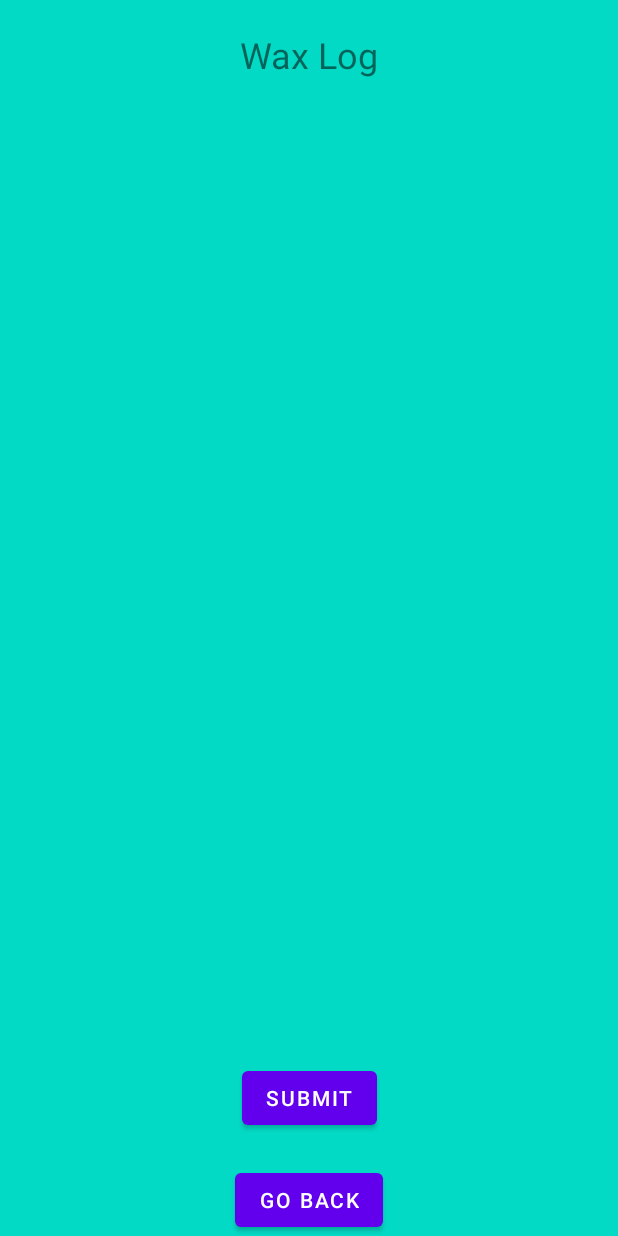
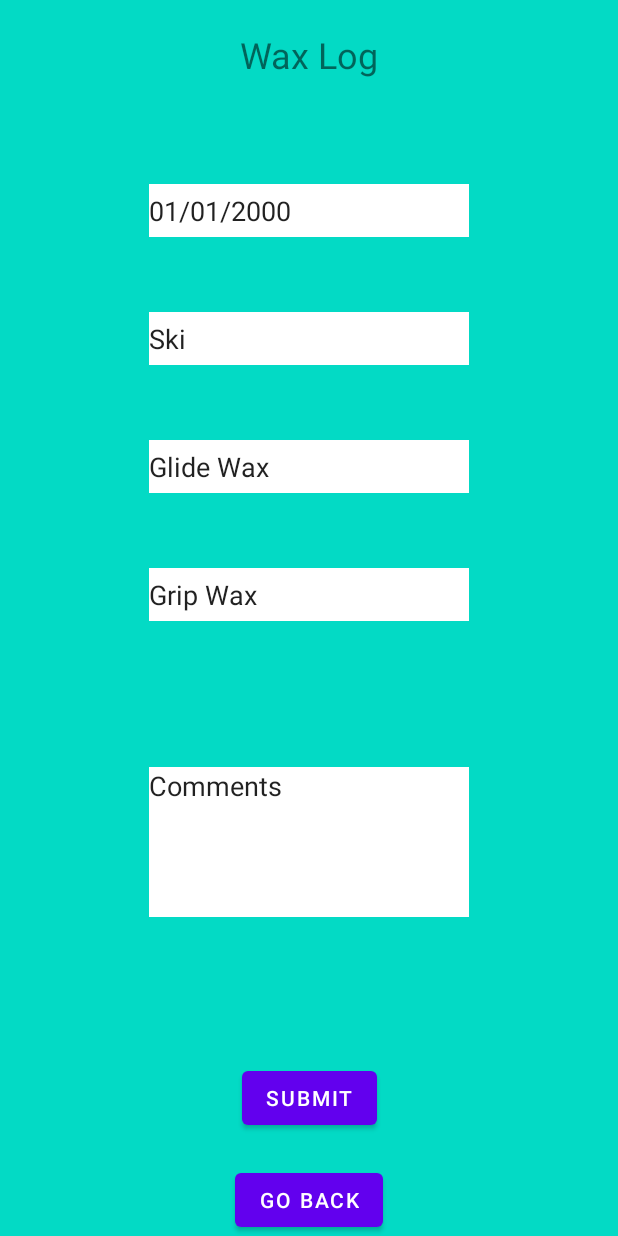
Before and after one commit to ALentini222/COMP3025Assignment, an Android app: the layout activity_log_wax.xml on its own in the app's theme, with its tools: preview values and no code run, on a phone screen of 412 x 824 dp. Run offline under Robolectric (Android 15) with nearby library versions, the phone set to English and light mode, and no system bars.

Commit message:
Fixed Activities

```diff
--- a/app/src/main/AndroidManifest.xml
+++ b/app/src/main/AndroidManifest.xml
@@ -10,6 +10,18 @@
         android:supportsRtl="true"
         android:theme="@style/Theme.COMP3025ASSIGNMENT">
         <activity
+            android:name=".WeatherButtonActivity"
+            android:exported="false" />
+        <activity
+            android:name=".DetailedWeatherActivity"
+            android:exported="false" />
+        <activity
+            android:name=".DetailedWaxLogActivity"
+            android:exported="false" />
+        <activity
+            android:name=".LogWaxActivity"
+            android:exported="false" />
+        <activity
             android:name=".MainActivity"
             android:exported="true">
             <intent-filter>
--- a/app/src/main/java/com/lakehead1141007/comp3025assignment/DetailedWaxLogActivity.kt
+++ b/app/src/main/java/com/lakehead1141007/comp3025assignment/DetailedWaxLogActivity.kt
@@ -1,15 +1,13 @@
 package com.lakehead1141007.comp3025assignment
 
+import androidx.appcompat.app.AppCompatActivity
 import android.os.Bundle
-import androidx.appcompat.app.AppCompatActivity
 import com.lakehead1141007.comp3025assignment.databinding.ActivityDetailedWaxLogBinding
 
-class DetailedWaxLogActivity: AppCompatActivity() {
+class DetailedWaxLogActivity : AppCompatActivity() {
     private lateinit var binding : ActivityDetailedWaxLogBinding
-
     override fun onCreate(savedInstanceState: Bundle?) {
         super.onCreate(savedInstanceState)
-
         setContentView(R.layout.activity_detailed_wax_log)
     }
 }
--- a/app/src/main/java/com/lakehead1141007/comp3025assignment/DetailedWeatherActivity.kt
+++ b/app/src/main/java/com/lakehead1141007/comp3025assignment/DetailedWeatherActivity.kt
@@ -1,12 +1,11 @@
 package com.lakehead1141007.comp3025assignment
 
+import androidx.appcompat.app.AppCompatActivity
 import android.os.Bundle
-import androidx.appcompat.app.AppCompatActivity
 import com.lakehead1141007.comp3025assignment.databinding.ActivityDetailedWeatherBinding
 
-class DetailedWeatherActivity: AppCompatActivity() {
+class DetailedWeatherActivity : AppCompatActivity() {
     private lateinit var binding: ActivityDetailedWeatherBinding
-
     override fun onCreate(savedInstanceState: Bundle?) {
         super.onCreate(savedInstanceState)
         setContentView(R.layout.activity_detailed_weather)
--- a/app/src/main/java/com/lakehead1141007/comp3025assignment/WeatherButtonActivity.kt
+++ b/app/src/main/java/com/lakehead1141007/comp3025assignment/WeatherButtonActivity.kt
@@ -1,11 +1,11 @@
 package com.lakehead1141007.comp3025assignment
 
+import androidx.appcompat.app.AppCompatActivity
 import android.os.Bundle
-import androidx.appcompat.app.AppCompatActivity
 import com.lakehead1141007.comp3025assignment.databinding.ActivityWeatherButtonBinding
 
-class WeatherButtonActivity: AppCompatActivity(){
-    private lateinit var binding : ActivityWeatherButtonBinding
+class WeatherButtonActivity : AppCompatActivity() {
+    private lateinit var binding: ActivityWeatherButtonBinding
     override fun onCreate(savedInstanceState: Bundle?) {
         super.onCreate(savedInstanceState)
         setContentView(R.layout.activity_weather_button)
--- a/app/src/main/res/layout/activity_detailed_wax_log.xml
+++ b/app/src/main/res/layout/activity_detailed_wax_log.xml
@@ -4,6 +4,7 @@
     xmlns:tools="http://schemas.android.com/tools"
     android:layout_width="match_parent"
     android:layout_height="match_parent"
+    tools:context=".DetailedWaxLogActivity"
     android:background="@drawable/rectangle">
 
     <TextView
@@ -17,7 +18,6 @@
         app:layout_constraintEnd_toEndOf="parent"
         app:layout_constraintStart_toStartOf="parent"
         app:layout_constraintTop_toTopOf="parent" />
-
     <Button
         android:id="@+id/backButton"
         android:layout_width="wrap_content"
@@ -26,4 +26,5 @@
         app:layout_constraintBottom_toBottomOf="parent"
         app:layout_constraintEnd_toEndOf="parent"
         app:layout_constraintStart_toStartOf="parent" />
+
 </androidx.constraintlayout.widget.ConstraintLayout>
--- a/app/src/main/res/layout/activity_detailed_weather.xml
+++ b/app/src/main/res/layout/activity_detailed_weather.xml
@@ -4,8 +4,8 @@
     xmlns:tools="http://schemas.android.com/tools"
     android:layout_width="match_parent"
     android:layout_height="match_parent"
+    tools:context=".DetailedWeatherActivity"
     android:background="@drawable/rectangle">
-
     <TextView
         android:id="@+id/titleText"
         android:layout_width="400dp"
@@ -25,5 +25,4 @@
         app:layout_constraintBottom_toBottomOf="parent"
         app:layout_constraintEnd_toEndOf="parent"
         app:layout_constraintStart_toStartOf="parent" />
-
 </androidx.constraintlayout.widget.ConstraintLayout>
--- a/app/src/main/res/layout/activity_log_wax.xml
+++ b/app/src/main/res/layout/activity_log_wax.xml
@@ -4,6 +4,7 @@
     xmlns:tools="http://schemas.android.com/tools"
     android:layout_width="match_parent"
     android:layout_height="match_parent"
+    tools:context=".LogWaxActivity"
     android:background="@drawable/rectangle">
 
     <TextView
@@ -37,4 +38,70 @@
         app:layout_constraintEnd_toEndOf="parent"
         app:layout_constraintStart_toStartOf="parent" />
 
+    <EditText
+        android:background="@color/white"
+        android:id="@+id/editTextDate"
+        android:layout_width="wrap_content"
+        android:layout_height="35dp"
+        android:layout_marginTop="50dp"
+        android:ems="10"
+        android:text="@string/_01_01_2000"
+        android:inputType="date"
+        app:layout_constraintEnd_toEndOf="parent"
+        app:layout_constraintStart_toStartOf="parent"
+        app:layout_constraintTop_toBottomOf="@+id/titleText" />
+
+    <EditText
+        android:background="@color/white"
+        android:id="@+id/skiEntry"
+        android:layout_width="wrap_content"
+        android:layout_height="35dp"
+        android:layout_marginTop="50dp"
+        android:ems="10"
+        android:inputType="text"
+        android:text="@string/ski"
+        app:layout_constraintEnd_toEndOf="parent"
+        app:layout_constraintStart_toStartOf="parent"
+        app:layout_constraintTop_toBottomOf="@+id/editTextDate" />
+
+    <EditText
+        android:background="@color/white"
+        android:id="@+id/glideWaxEntry"
+        android:layout_width="wrap_content"
+        android:layout_height="35dp"
+        android:layout_marginTop="50dp"
+        android:ems="10"
+        android:inputType="text"
+        android:text="@string/glide_wax"
+        app:layout_constraintEnd_toEndOf="parent"
+        app:layout_constraintStart_toStartOf="parent"
+        app:layout_constraintTop_toBottomOf="@+id/skiEntry" />
+
+    <EditText
+        android:background="@color/white"
+        android:id="@+id/gripWaxEntry"
+        android:layout_width="wrap_content"
+        android:layout_height="35dp"
+        android:layout_marginTop="50dp"
+        android:ems="10"
+        android:inputType="text"
+        android:text="@string/grip_wax"
+        app:layout_constraintEnd_toEndOf="parent"
+        app:layout_constraintStart_toStartOf="parent"
+        app:layout_constraintTop_toBottomOf="@+id/glideWaxEntry" />
+
+    <EditText
+        android:background="@color/white"
+        android:id="@+id/editTextTextMultiLine"
+        android:layout_width="wrap_content"
+        android:layout_height="100dp"
+        android:ems="10"
+        android:gravity="start|top"
+        android:inputType="textMultiLine"
+        android:text="@string/comments"
+        app:layout_constraintBottom_toTopOf="@+id/submitButton"
+        app:layout_constraintEnd_toEndOf="parent"
+        app:layout_constraintStart_toStartOf="parent"
+        app:layout_constraintTop_toBottomOf="@+id/gripWaxEntry" />
+
 </androidx.constraintlayout.widget.ConstraintLayout>
--- a/app/src/main/res/layout/activity_weather_button.xml
+++ b/app/src/main/res/layout/activity_weather_button.xml
@@ -4,6 +4,7 @@
     xmlns:tools="http://schemas.android.com/tools"
     android:layout_width="match_parent"
     android:layout_height="match_parent"
+    tools:context=".WeatherButtonActivity"
     android:background="@drawable/rectangle">
 
     <TextView
--- a/app/src/main/res/values/strings.xml
+++ b/app/src/main/res/values/strings.xml
@@ -13,4 +13,9 @@
     <string name="wax_log">Wax Log</string>
     <string name="go_back">Go Back</string>
     <string name="submit">Submit</string>
+    <string name="ski">Ski</string>
+    <string name="glide_wax">Glide Wax</string>
+    <string name="grip_wax">Grip Wax</string>
+    <string name="comments">Comments</string>
+    <string name="_01_01_2000">01/01/2000</string>
 </resources>
```
Also changed, not shown: app/src/main/java/com/lakehead1141007/comp3025assignment/LogWaxActivity.kt (+3 -7 lines).
